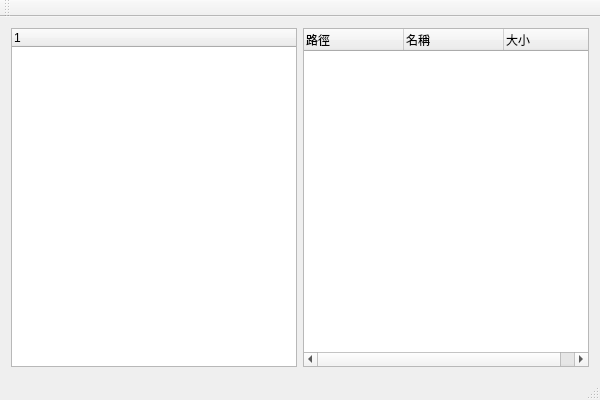
The window that QtFileExplorer.ui (gwankyun/QtFileExplorer) describes before a commit, drawn with Qt 5.
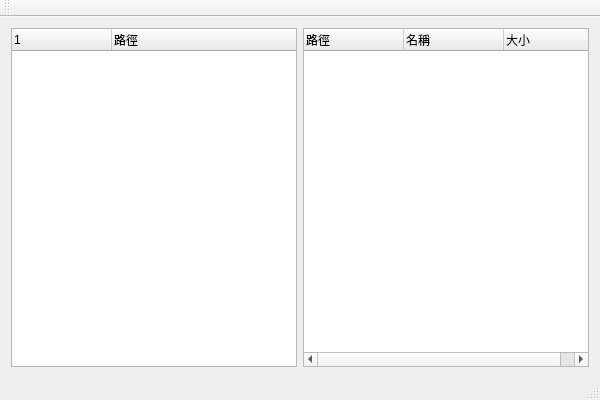
The same window after the commit.

Commit message: 左邊加入目錄樹功能

```diff
--- a/QtFileExplorer.ui
+++ b/QtFileExplorer.ui
@@ -21,7 +21,12 @@
        <widget class="QTreeWidget" name="leftTreeWidget">
         <column>
          <property name="text">
-          <string notr="true">1</string>
+          <string>1</string>
+         </property>
+        </column>
+        <column>
+         <property name="text">
+          <string notr="true">路徑</string>
          </property>
         </column>
        </widget>
```
The commit also changes 1 other file.
